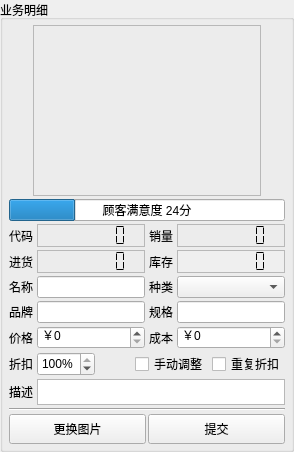
This is cosmetic_src/Business/BusinessDetailWidget.ui in oaheiw/darwinner as Qt 5 draws it before an edit. The edited form follows.
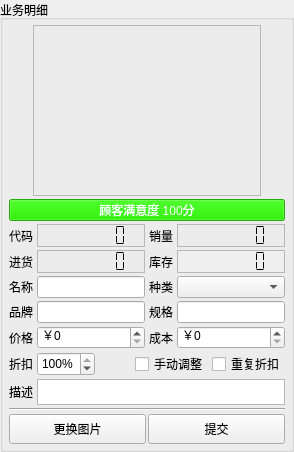
This is the edited form. Icons and pictures are not drawn.

The edit to the form file:
```diff
--- a/cosmetic_src/Business/BusinessDetailWidget.ui
+++ b/cosmetic_src/Business/BusinessDetailWidget.ui
@@ -107,8 +107,45 @@
             <verstretch>0</verstretch>
            </sizepolicy>
           </property>
+          <property name="palette">
+           <palette>
+            <active>
+             <colorrole role="Highlight">
+              <brush brushstyle="SolidPattern">
+               <color alpha="255">
+                <red>42</red>
+                <green>255</green>
+                <blue>0</blue>
+               </color>
+              </brush>
+             </colorrole>
+            </active>
+            <inactive>
+             <colorrole role="Highlight">
+              <brush brushstyle="SolidPattern">
+               <color alpha="255">
+                <red>51</red>
+                <green>240</green>
+                <blue>14</blue>
+               </color>
+              </brush>
+             </colorrole>
+            </inactive>
+            <disabled>
+             <colorrole role="Highlight">
+              <brush brushstyle="SolidPattern">
+               <color alpha="255">
+                <red>69</red>
+                <green>200</green>
+                <blue>43</blue>
+               </color>
+              </brush>
+             </colorrole>
+            </disabled>
+           </palette>
+          </property>
           <property name="value">
-           <number>24</number>
+           <number>100</number>
           </property>
           <property name="alignment">
            <set>Qt::AlignCenter</set>
```
